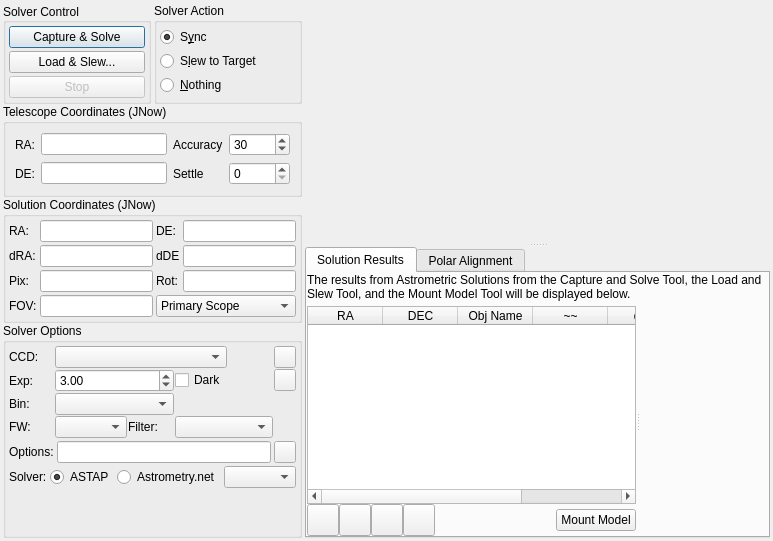
KDE/kstars, file kstars/ekos/align/align.ui: the form before one commit.
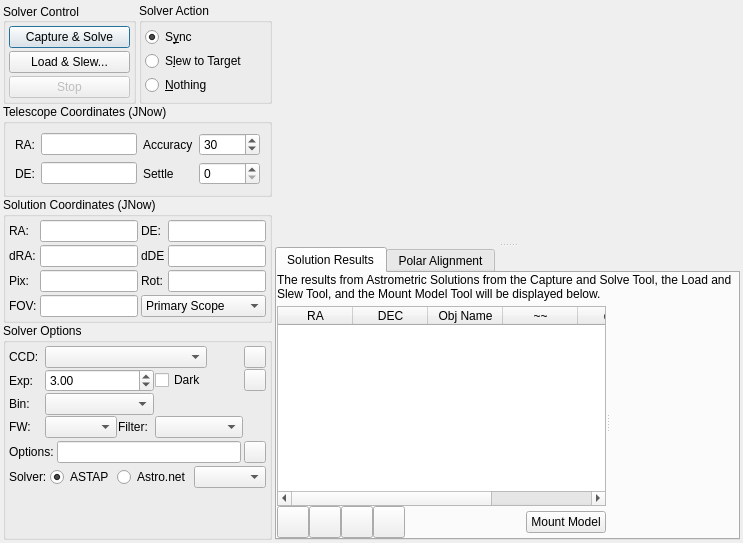
The form after the commit. Custom widgets are drawn as their Qt base class.

The edit to the form file:
```diff
--- a/kstars/ekos/align/align.ui
+++ b/kstars/ekos/align/align.ui
@@ -6,8 +6,8 @@
    <rect>
     <x>0</x>
     <y>0</y>
-    <width>694</width>
-    <height>541</height>
+    <width>709</width>
+    <height>543</height>
    </rect>
   </property>
   <layout class="QHBoxLayout" name="primaryLayout" stretch="1,3">
@@ -692,7 +692,7 @@
              <string>Use offline astrometry.net solver. You must install all the necessary index files for your field of view.</string>
             </property>
             <property name="text">
-             <string>Astrometry.net</string>
+             <string>Astro.net</string>
             </property>
             <attribute name="buttonGroup">
              <string notr="true">solverTypeGroup</string>
```
Left out of the diff: 4 changed lines with no effect on the pictures.
